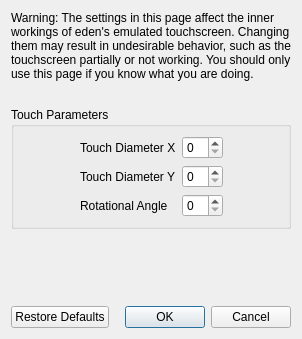
rorrim-rorrim/eden-alt, file src/yuzu/configuration/configure_touchscreen_advanced.ui: the form before one commit.
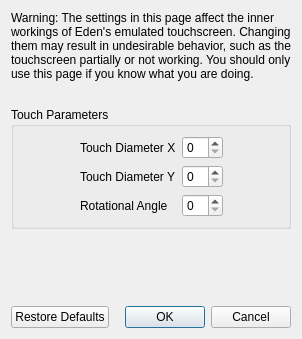
The form after the commit.

Commit message: [desktop, core] yuzu -> Eden, eden -> Eden

Diff of the .ui file:
```diff
--- a/src/yuzu/configuration/configure_touchscreen_advanced.ui
+++ b/src/yuzu/configuration/configure_touchscreen_advanced.ui
@@ -23,7 +23,7 @@
       </size>
      </property>
      <property name="text">
-      <string>Warning: The settings in this page affect the inner workings of eden's emulated touchscreen. Changing them may result in undesirable behavior, such as the touchscreen partially or not working. You should only use this page if you know what you are doing.</string>
+      <string>Warning: The settings in this page affect the inner workings of Eden's emulated touchscreen. Changing them may result in undesirable behavior, such as the touchscreen partially or not working. You should only use this page if you know what you are doing.</string>
      </property>
      <property name="wordWrap">
       <bool>true</bool>
```
The commit also changes 31 other files.
